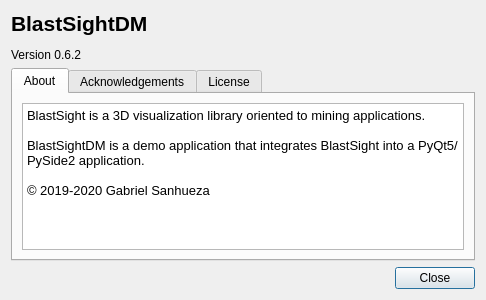
Old version of the form blastsight/view/gui/UI/aboutdialog.ui in the repository gsanhueza/BlastSight.
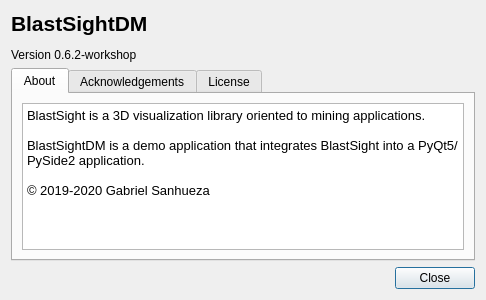
New version of the form. Icons and pictures are not drawn.

Patch:
```diff
--- a/blastsight/view/gui/UI/aboutdialog.ui
+++ b/blastsight/view/gui/UI/aboutdialog.ui
@@ -30,7 +30,7 @@
         </sizepolicy>
        </property>
        <property name="text">
-        <string>&lt;html&gt;&lt;head/&gt;&lt;body&gt;&lt;p&gt;&lt;span style=&quot; font-size:16pt; font-weight:600;&quot;&gt;BlastSightDM&lt;/span&gt;&lt;/p&gt;&lt;p&gt;Version 0.6.2&lt;/p&gt;&lt;/body&gt;&lt;/html&gt;</string>
+        <string>&lt;html&gt;&lt;head/&gt;&lt;body&gt;&lt;p&gt;&lt;span style=&quot; font-size:16pt; font-weight:600;&quot;&gt;BlastSightDM&lt;/span&gt;&lt;/p&gt;&lt;p&gt;Version 0.6.2-workshop&lt;/p&gt;&lt;/body&gt;&lt;/html&gt;</string>
        </property>
       </widget>
      </item>
```
